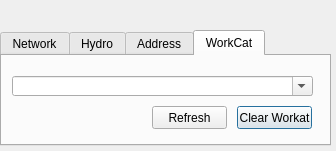
Giswater/giswater_qgis_plugin, file search/ui/search_plus_dialog.ui: the form before one commit.
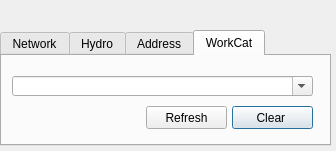
The form after the commit.

```diff
--- a/search/ui/search_plus_dialog.ui
+++ b/search/ui/search_plus_dialog.ui
@@ -268,22 +268,22 @@
     <widget class="QPushButton" name="btn_clear_workcat">
      <property name="geometry">
       <rect>
-       <x>235</x>
+       <x>230</x>
        <y>50</y>
-       <width>75</width>
+       <width>81</width>
        <height>23</height>
       </rect>
      </property>
      <property name="text">
-      <string>Clear Workat</string>
+      <string>Clear </string>
      </property>
     </widget>
     <widget class="QPushButton" name="btn_refresh_workcat">
      <property name="geometry">
       <rect>
-       <x>150</x>
+       <x>144</x>
        <y>50</y>
-       <width>75</width>
+       <width>81</width>
        <height>23</height>
       </rect>
      </property>
```
